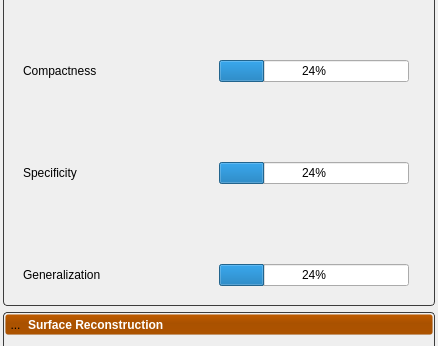
Before: the Qt Designer form Studio/src/Analysis/AnalysisTool.ui in SCIInstitute/ShapeWorks, drawn with Qt 5; both pictures show x 0 to 438 and y 682 to 1028 of the 438 by 1269 pixel window.
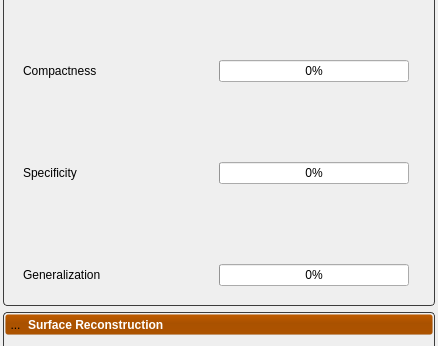
After: the same form once the commit is applied. Icons and pictures are not drawn. Custom widgets are drawn as their Qt base class.

```diff
--- a/Studio/src/Analysis/AnalysisTool.ui
+++ b/Studio/src/Analysis/AnalysisTool.ui
@@ -1401,7 +1401,7 @@
                </sizepolicy>
               </property>
               <property name="value">
-               <number>24</number>
+               <number>0</number>
               </property>
              </widget>
             </item>
@@ -1427,7 +1427,7 @@
                </sizepolicy>
               </property>
               <property name="value">
-               <number>24</number>
+               <number>0</number>
               </property>
              </widget>
             </item>
@@ -1469,7 +1469,7 @@
                </sizepolicy>
               </property>
               <property name="value">
-               <number>24</number>
+               <number>0</number>
               </property>
              </widget>
             </item>
```
